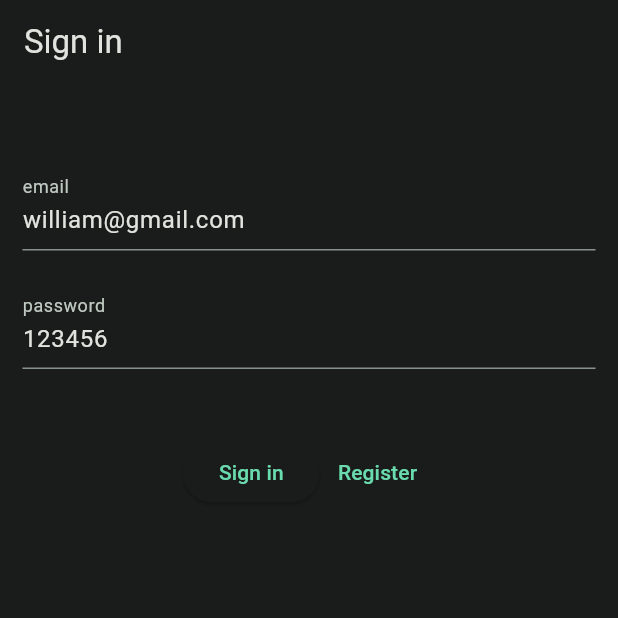
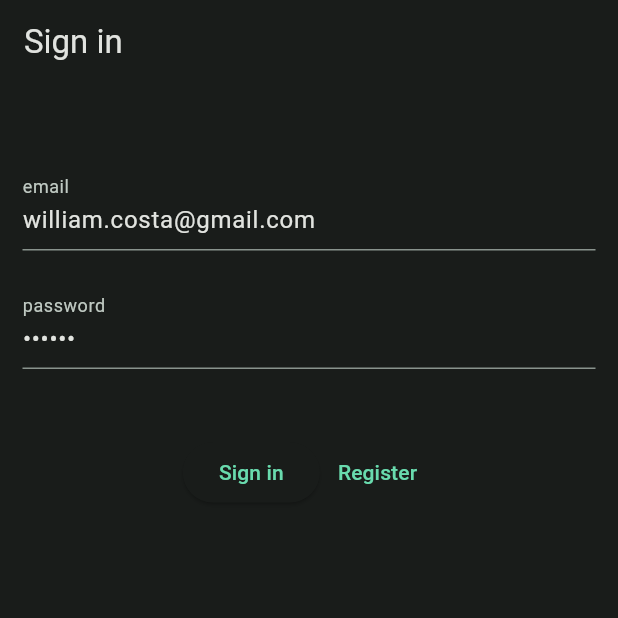
Before and after one commit to WillACosta/flutter_firebase_app, a Flutter app: the screen it shows after launch, on a phone screen of 412 x 824 dp, the top half of it. Run offline on Flutter 3.47's test engine with Material 3 defaults, Android fonts, the phone set to English and light mode, and no system bars; our stand-ins replace cloud_firestore, firebase_auth, firebase_core, get_it, result_dart; accounts and stored records are empty.

```diff
--- a/lib/presentation/views/auth/sign_in_view.dart
+++ b/lib/presentation/views/auth/sign_in_view.dart
@@ -83,6 +83,7 @@ class _SignInViewState extends State<SignInView> {
                   decoration: const InputDecoration(
                     labelText: 'password',
                   ),
+                  obscureText: true,
                 ),
                 const SizedBox(height: 45),
                 ListenableBuilder(
--- a/lib/presentation/views/auth/sign_in_viewmodel.dart
+++ b/lib/presentation/views/auth/sign_in_viewmodel.dart
@@ -7,7 +7,7 @@ class SigInViewModel {
   final SignInUseCase _signInUseCase;
   SigInViewModel(this._signInUseCase);
 
-  String? email = 'william@gmail.com';
+  String? email = 'william.costa@gmail.com';
   String? password = '123456';
 
   void setEmail(String? value) => email = value;
--- a/lib/presentation/views/register/register_view.dart
+++ b/lib/presentation/views/register/register_view.dart
@@ -75,6 +75,7 @@ class _RegisterViewState extends State<RegisterView> {
                 decoration: const InputDecoration(
                   labelText: 'password',
                 ),
+                obscureText: true,
               ),
               const SizedBox(height: 45),
               ListenableBuilder(
--- a/lib/presentation/views/register/register_viewmodel.dart
+++ b/lib/presentation/views/register/register_viewmodel.dart
@@ -7,7 +7,7 @@ class RegisterViewModel {
   RegisterViewModel(this._useCase);
   final RegisterUserUseCase _useCase;
 
-  String? email = 'william@gmail.com';
+  String? email = 'william.costa@gmail.com';
   String? password = '123456';
 
   void setEmail(String? value) => email = value;
```
